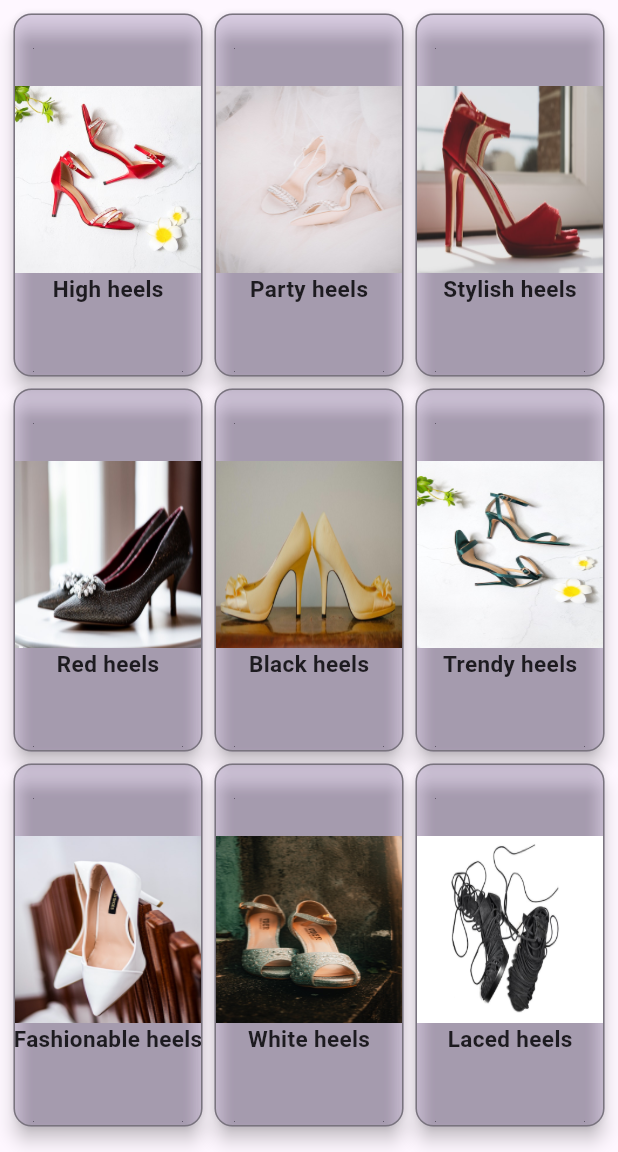
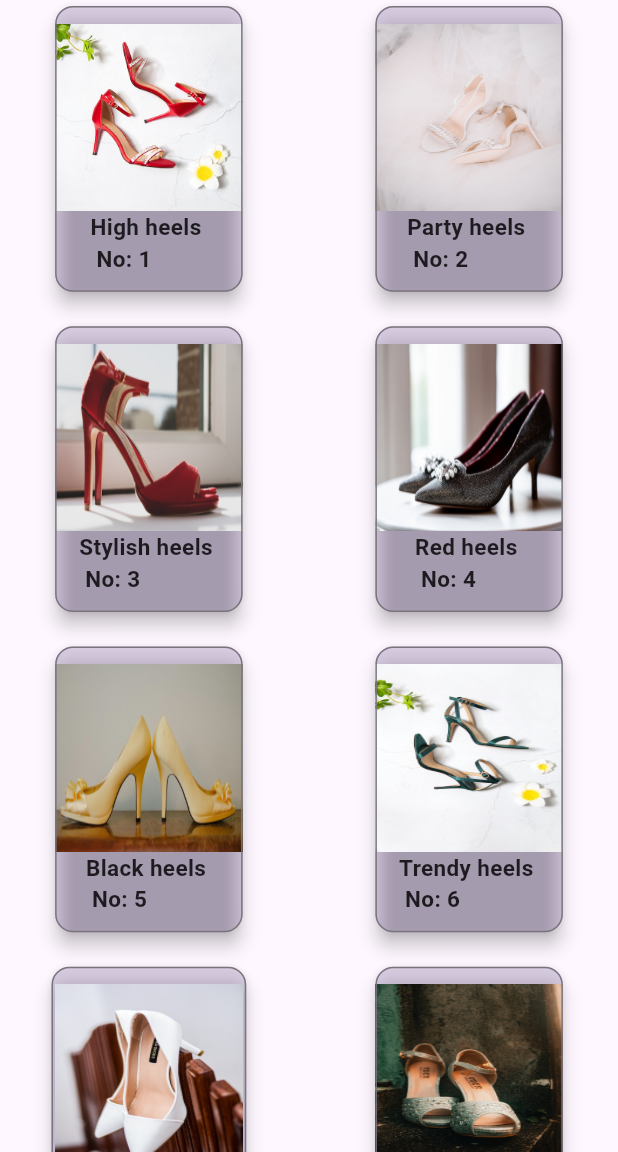
Before and after one commit to Dhannesh/app_gridview, a Flutter app: the screen it shows after launch, on a phone screen of 412 x 824 dp, the part 84-1236 px from its top. Run offline on Flutter 3.47's test engine with Material 3 defaults, Android fonts, the phone set to English and light mode, and no system bars.

```diff
--- a/lib/views/products.dart
+++ b/lib/views/products.dart
@@ -2,24 +2,27 @@
 import 'dart:math';
 
 import 'package:flutter/material.dart';
+
+final randomColor = Random();
 
 class ProductsView extends StatelessWidget {
   const ProductsView({super.key});
 
   @override
   Widget build(BuildContext context) {
-    return GridView(
+    return GridView.builder(
+      itemCount: 20,
       gridDelegate: const SliverGridDelegateWithMaxCrossAxisExtent(
-      maxCrossAxisExtent: 150,
-        mainAxisExtent: 250
+      maxCrossAxisExtent: 200,
+        crossAxisSpacing: 15,
+        mainAxisSpacing: 15,
       ),
-      physics: const BouncingScrollPhysics(),
-      padding: const EdgeInsets.all(5.0),
-      children: List.generate(
-        products.length,
-        (index) => GridItem(product: products[index]),
-      ),
-
+      itemBuilder: (_, index){
+        return Container(
+          alignment: Alignment.center,
+          child: GridItem(product: products[index%9],index: index,),
+        );
+      }
     );
   }
 }
@@ -44,7 +47,8 @@ List<Product> products = [
 
 class GridItem extends StatelessWidget {
   final Product product;
-  const GridItem({super.key, required this.product});
+  final int index;
+  const GridItem({super.key, required this.product, required this.index});
 
   Color getRandomColor (){
     Random random = Random();
@@ -66,7 +70,8 @@ class GridItem extends StatelessWidget {
         mainAxisAlignment: MainAxisAlignment.center,
         children: [
           Image(image: AssetImage(product.image), width: 125, height: 125, fit: BoxFit.fill),
-          Text(product.title, style: const TextStyle(fontSize: 15, fontWeight: FontWeight.bold),)
+          Text("${product.title} \n No: ${index+1}" , style: const TextStyle(fontSize: 15, fontWeight: FontWeight.bold),
+          )
         ]
       ),
     );
```
Also changed, not shown: 1 other file.
